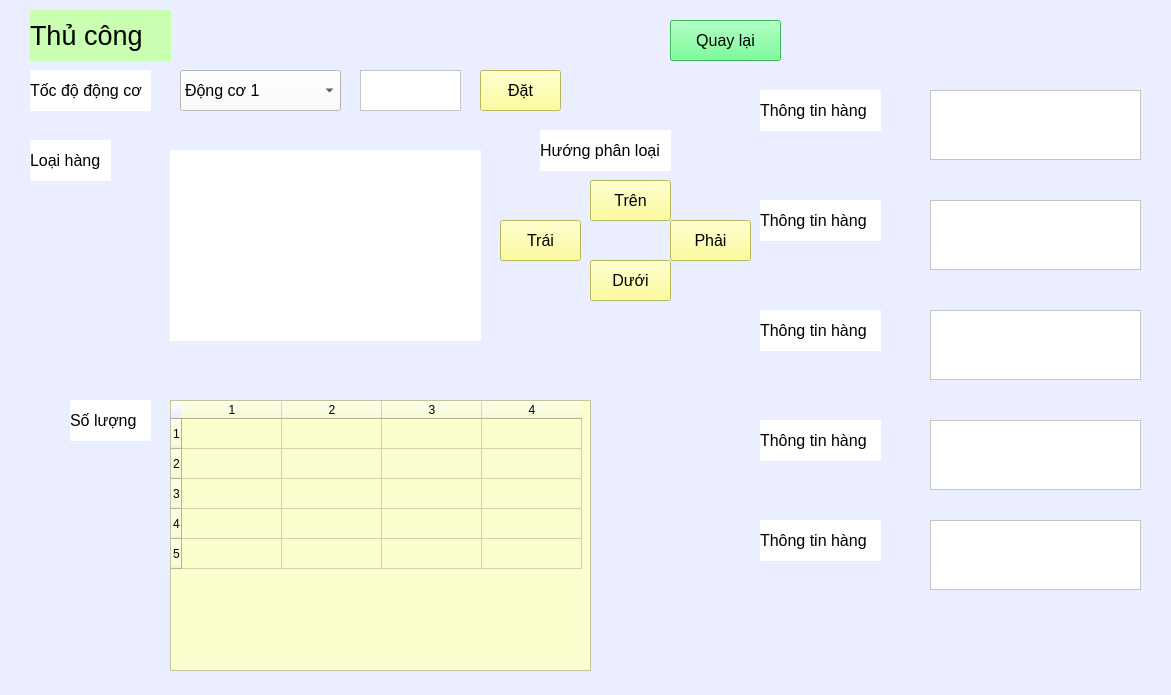
This is byhandwork.ui in nguyenhoangnb/app_do_an_1 as Qt 5 draws it before an edit. The edited form follows.
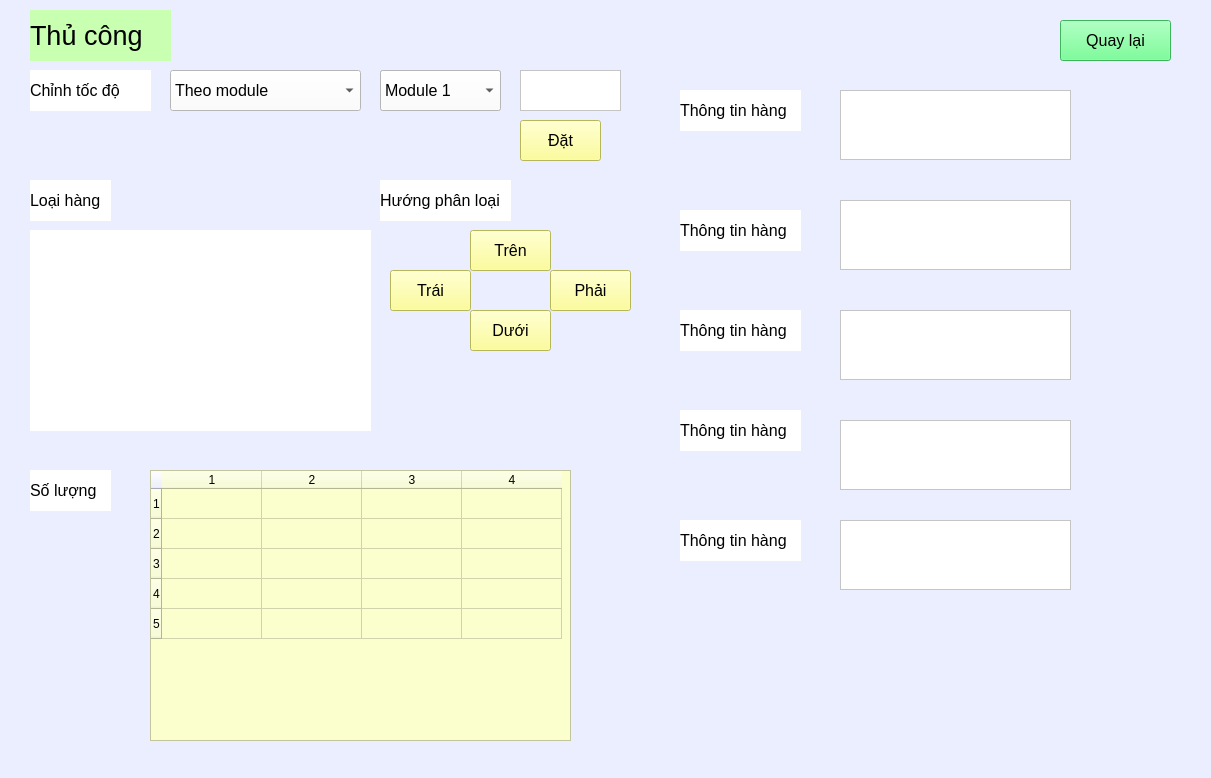
This is the edited form.

The edit to the form file:
```diff
--- a/byhandwork.ui
+++ b/byhandwork.ui
@@ -6,8 +6,8 @@
    <rect>
     <x>0</x>
     <y>0</y>
-    <width>1171</width>
-    <height>695</height>
+    <width>1211</width>
+    <height>778</height>
    </rect>
   </property>
   <property name="windowTitle">
@@ -34,14 +34,14 @@
     <string notr="true">background-color:#fff;</string>
    </property>
    <property name="text">
-    <string>Tốc độ động cơ</string>
+    <string>Chỉnh tốc độ</string>
    </property>
   </widget>
   <widget class="QPushButton" name="btn_byh_set">
    <property name="geometry">
     <rect>
-     <x>480</x>
-     <y>70</y>
+     <x>520</x>
+     <y>120</y>
      <width>81</width>
      <height>41</height>
     </rect>
@@ -61,9 +61,9 @@
   <widget class="QComboBox" name="comboBox">
    <property name="geometry">
     <rect>
-     <x>180</x>
+     <x>380</x>
      <y>70</y>
-     <width>161</width>
+     <width>121</width>
      <height>41</height>
     </rect>
    </property>
@@ -129,8 +129,8 @@
   <widget class="QPushButton" name="btn_byh_up">
    <property name="geometry">
     <rect>
-     <x>590</x>
-     <y>180</y>
+     <x>470</x>
+     <y>230</y>
      <width>81</width>
      <height>41</height>
     </rect>
@@ -150,8 +150,8 @@
   <widget class="QPushButton" name="btn_byh_left">
    <property name="geometry">
     <rect>
-     <x>500</x>
-     <y>220</y>
+     <x>390</x>
+     <y>270</y>
      <width>81</width>
      <height>41</height>
     </rect>
@@ -171,8 +171,8 @@
   <widget class="QPushButton" name="btn_byh_down">
    <property name="geometry">
     <rect>
-     <x>590</x>
-     <y>260</y>
+     <x>470</x>
+     <y>310</y>
      <width>81</width>
      <height>41</height>
     </rect>
@@ -192,8 +192,8 @@
   <widget class="QPushButton" name="btn_byh_right">
    <property name="geometry">
     <rect>
-     <x>670</x>
-     <y>220</y>
+     <x>550</x>
+     <y>270</y>
      <width>81</width>
      <height>41</height>
     </rect>
@@ -213,8 +213,8 @@
   <widget class="QLabel" name="lbl_byh_05">
    <property name="geometry">
     <rect>
-     <x>540</x>
-     <y>130</y>
+     <x>380</x>
+     <y>180</y>
      <width>131</width>
      <height>41</height>
     </rect>
@@ -235,7 +235,7 @@
    <property name="geometry">
     <rect>
      <x>30</x>
-     <y>140</y>
+     <y>180</y>
      <width>81</width>
      <height>41</height>
     </rect>
@@ -255,8 +255,8 @@
   <widget class="QLabel" name="lbl_byh_04">
    <property name="geometry">
     <rect>
-     <x>70</x>
-     <y>400</y>
+     <x>30</x>
+     <y>470</y>
      <width>81</width>
      <height>41</height>
     </rect>
@@ -297,7 +297,7 @@
   <widget class="QPushButton" name="btn_byh_back">
    <property name="geometry">
     <rect>
-     <x>670</x>
+     <x>1060</x>
      <y>20</y>
      <width>111</width>
      <height>41</height>
@@ -318,7 +318,7 @@
   <widget class="QPlainTextEdit" name="plainTextEdit">
    <property name="geometry">
     <rect>
-     <x>360</x>
+     <x>520</x>
      <y>70</y>
      <width>101</width>
      <height>41</height>
@@ -339,8 +339,8 @@
   <widget class="QTableWidget" name="tbl_quantity">
    <property name="geometry">
     <rect>
-     <x>170</x>
-     <y>400</y>
+     <x>150</x>
+     <y>470</y>
      <width>421</width>
      <height>271</height>
     </rect>
@@ -367,9 +367,9 @@
   <widget class="QTextEdit" name="textEdit">
    <property name="geometry">
     <rect>
-     <x>930</x>
+     <x>840</x>
      <y>90</y>
-     <width>211</width>
+     <width>231</width>
      <height>70</height>
     </rect>
    </property>
@@ -380,9 +380,9 @@
   <widget class="QTextEdit" name="textEdit_5">
    <property name="geometry">
     <rect>
-     <x>930</x>
+     <x>840</x>
      <y>520</y>
-     <width>211</width>
+     <width>231</width>
      <height>70</height>
     </rect>
    </property>
@@ -393,9 +393,9 @@
   <widget class="QTextEdit" name="textEdit_4">
    <property name="geometry">
     <rect>
-     <x>930</x>
+     <x>840</x>
      <y>420</y>
-     <width>211</width>
+     <width>231</width>
      <height>70</height>
     </rect>
    </property>
@@ -406,7 +406,7 @@
   <widget class="QLabel" name="lbl_auw_7">
    <property name="geometry">
     <rect>
-     <x>760</x>
+     <x>680</x>
      <y>520</y>
      <width>121</width>
      <height>41</height>
@@ -427,7 +427,7 @@
   <widget class="QLabel" name="lbl_auw_5">
    <property name="geometry">
     <rect>
-     <x>760</x>
+     <x>680</x>
      <y>310</y>
      <width>121</width>
      <height>41</height>
@@ -448,7 +448,7 @@
   <widget class="QLabel" name="lbl_auw_3">
    <property name="geometry">
     <rect>
-     <x>760</x>
+     <x>680</x>
      <y>90</y>
      <width>121</width>
      <height>41</height>
@@ -469,8 +469,8 @@
   <widget class="QLabel" name="lbl_auw_4">
    <property name="geometry">
     <rect>
-     <x>760</x>
-     <y>200</y>
+     <x>680</x>
+     <y>210</y>
      <width>121</width>
      <height>41</height>
     </rect>
@@ -490,8 +490,8 @@
   <widget class="QLabel" name="lbl_auw_6">
    <property name="geometry">
     <rect>
-     <x>760</x>
-     <y>420</y>
+     <x>680</x>
+     <y>410</y>
      <width>121</width>
      <height>41</height>
     </rect>
@@ -511,9 +511,9 @@
   <widget class="QTextEdit" name="textEdit_2">
    <property name="geometry">
     <rect>
-     <x>930</x>
+     <x>840</x>
      <y>200</y>
-     <width>211</width>
+     <width>231</width>
      <height>70</height>
     </rect>
    </property>
@@ -524,9 +524,9 @@
   <widget class="QTextEdit" name="textEdit_3">
    <property name="geometry">
     <rect>
-     <x>930</x>
+     <x>840</x>
      <y>310</y>
-     <width>211</width>
+     <width>231</width>
      <height>70</height>
     </rect>
    </property>
@@ -537,10 +537,10 @@
   <widget class="QLabel" name="lbl_img">
    <property name="geometry">
     <rect>
-     <x>170</x>
-     <y>150</y>
-     <width>311</width>
-     <height>191</height>
+     <x>30</x>
+     <y>230</y>
+     <width>341</width>
+     <height>201</height>
     </rect>
    </property>
    <property name="styleSheet">
@@ -550,6 +550,72 @@
     <string/>
    </property>
   </widget>
+  <widget class="QComboBox" name="cbox_fun">
+   <property name="geometry">
+    <rect>
+     <x>170</x>
+     <y>70</y>
+     <width>191</width>
+     <height>41</height>
+    </rect>
+   </property>
+   <property name="font">
+    <font>
+     <pointsize>12</pointsize>
+    </font>
+   </property>
+   <property name="styleSheet">
+    <string notr="true">background-color:#fff;</string>
+   </property>
+   <item>
+    <property name="text">
+     <string>Theo module</string>
+    </property>
+   </item>
+   <item>
+    <property name="text">
+     <string>Theo từng động cơ</string>
+    </property>
+   </item>
+  </widget>
+  <widget class="QComboBox" name="cb_box_module">
+   <property name="geometry">
+    <rect>
+     <x>380</x>
+     <y>70</y>
+     <width>121</width>
+     <height>41</height>
+    </rect>
+   </property>
+   <property name="font">
+    <font>
+     <pointsize>12</pointsize>
+    </font>
+   </property>
+   <property name="styleSheet">
+    <string notr="true">background-color:#fff;</string>
+   </property>
+   <item>
+    <property name="text">
+     <string>Module 1</string>
+    </property>
+   </item>
+   <item>
+    <property name="text">
+     <string>Module 2</string>
+    </property>
+   </item>
+   <item>
+    <property name="text">
+     <string>Module 3</string>
+    </property>
+   </item>
+   <item>
+    <property name="text">
+     <string>Module 4</string>
+    </property>
+   </item>
+  </widget>
  </widget>
  <resources/>
  <connections/>
```
Left out of the diff: 24 changed lines with no effect on the pictures.
